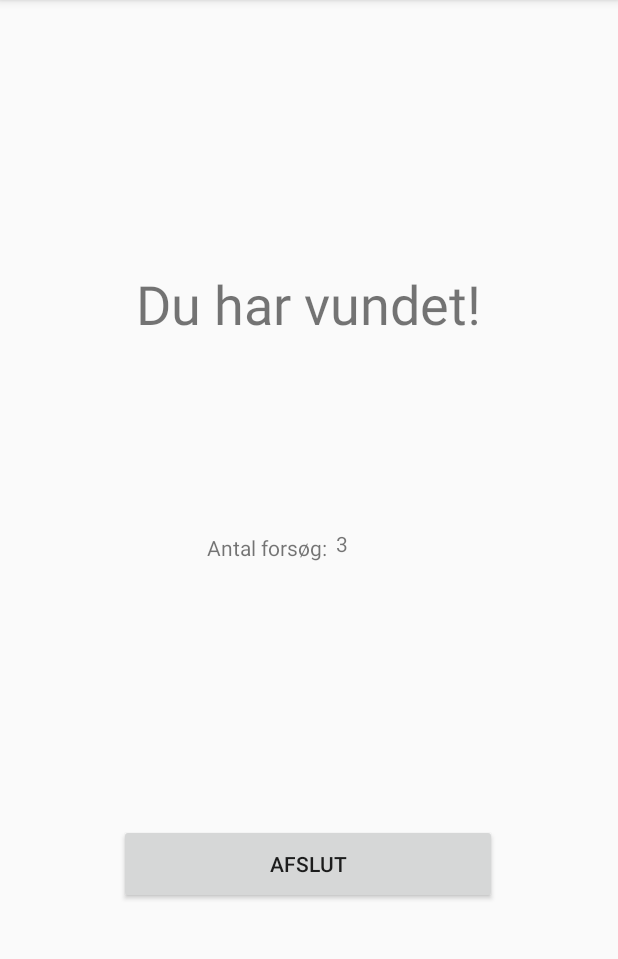
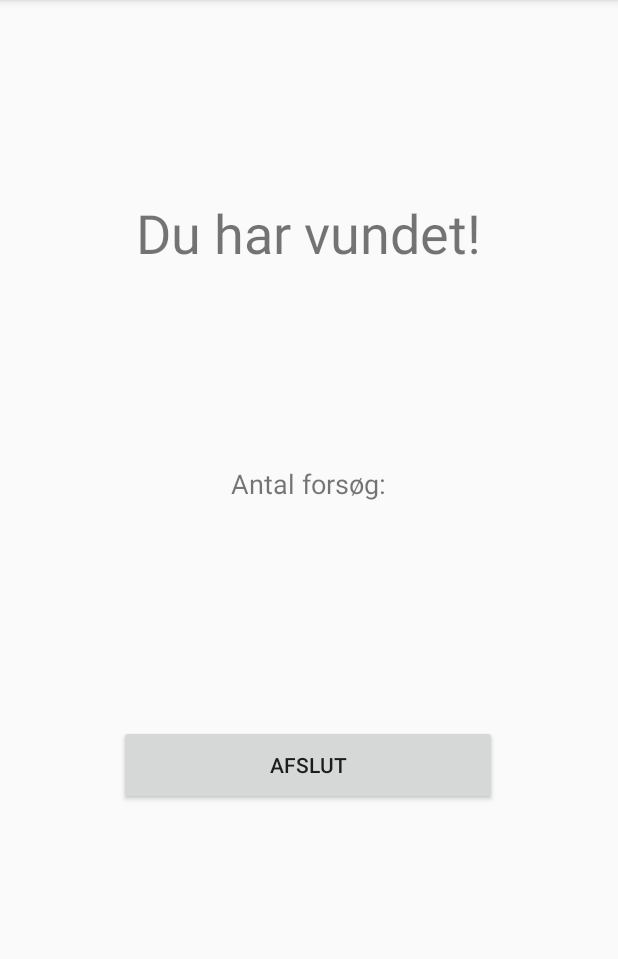
Before and after one commit to Zacxie/s163526_galgeleg, an Android app: the Vinder_activity screen opened directly, with no data from a screen before it, on a phone screen of 412 x 824 dp, the part 84-1043 px from its top. Run offline under Robolectric (Android 15) with nearby library versions, the phone set to English and light mode, and no system bars.

Commit message:
Små QOL fixes

```diff
--- a/app/src/main/java/com/example/s163526_galgeleg/Vinder_activity.java
+++ b/app/src/main/java/com/example/s163526_galgeleg/Vinder_activity.java
@@ -26,10 +26,8 @@ public class Vinder_activity extends AppCompatActivity implements View.OnClickLi
         Bundle extras = getIntent().getExtras();
         if(extras !=null) {
             String value = extras.getString("KEY");
-            tries_textview.setText(value);
+            tries_textview.setText("Antal forsøg: "+value);
         }
-
-
     }
 
     @Override
--- a/app/src/main/res/layout/activity_vinder.xml
+++ b/app/src/main/res/layout/activity_vinder.xml
@@ -12,37 +12,24 @@
         android:layout_height="wrap_content"
         android:text="Du har vundet!"
         android:textSize="36sp"
-        app:layout_constraintBottom_toBottomOf="parent"
+        app:layout_constraintBottom_toTopOf="@+id/tries_textview"
         app:layout_constraintEnd_toEndOf="parent"
         app:layout_constraintHorizontal_bias="0.497"
         app:layout_constraintStart_toStartOf="parent"
-        app:layout_constraintTop_toTopOf="parent"
-        app:layout_constraintVertical_bias="0.247" />
-
-    <TextView
-        android:id="@+id/textView2"
-        android:layout_width="wrap_content"
-        android:layout_height="wrap_content"
-        android:text="Antal forsøg:"
-        app:layout_constraintBottom_toBottomOf="parent"
-        app:layout_constraintEnd_toEndOf="parent"
-        app:layout_constraintHorizontal_bias="0.416"
-        app:layout_constraintStart_toStartOf="parent"
-        app:layout_constraintTop_toBottomOf="@+id/textView"
-        app:layout_constraintVertical_bias="0.246" />
+        app:layout_constraintTop_toTopOf="parent" />
 
     <TextView
         android:id="@+id/tries_textview"
         android:layout_width="wrap_content"
         android:layout_height="wrap_content"
-        android:layout_marginTop="57dp"
-        android:text="3"
+        android:text="Antal forsøg:"
+        android:textSize="18sp"
         app:layout_constraintBottom_toBottomOf="parent"
         app:layout_constraintEnd_toEndOf="parent"
-        app:layout_constraintHorizontal_bias="0.032"
-        app:layout_constraintStart_toEndOf="@+id/textView2"
-        app:layout_constraintTop_toBottomOf="@+id/textView"
-        app:layout_constraintVertical_bias="0.148" />
+        app:layout_constraintHorizontal_bias="0.498"
+        app:layout_constraintStart_toStartOf="parent"
+        app:layout_constraintTop_toTopOf="parent"
+        app:layout_constraintVertical_bias="0.417" />
 
     <Button
         android:id="@+id/wonExit_Button"
@@ -53,6 +40,6 @@
         app:layout_constraintEnd_toEndOf="parent"
         app:layout_constraintHorizontal_bias="0.496"
         app:layout_constraintStart_toStartOf="parent"
-        app:layout_constraintTop_toBottomOf="@+id/textView"
-        app:layout_constraintVertical_bias="0.661" />
+        app:layout_constraintTop_toBottomOf="@+id/tries_textview"
+        app:layout_constraintVertical_bias="0.392" />
 </androidx.constraintlayout.widget.ConstraintLayout>
```
Also changed, not shown: app/src/main/java/com/example/s163526_galgeleg/Spil_activity.java (+5 -5 lines), app/src/main/res/layout/activity_spil.xml (+10 -8 lines).
